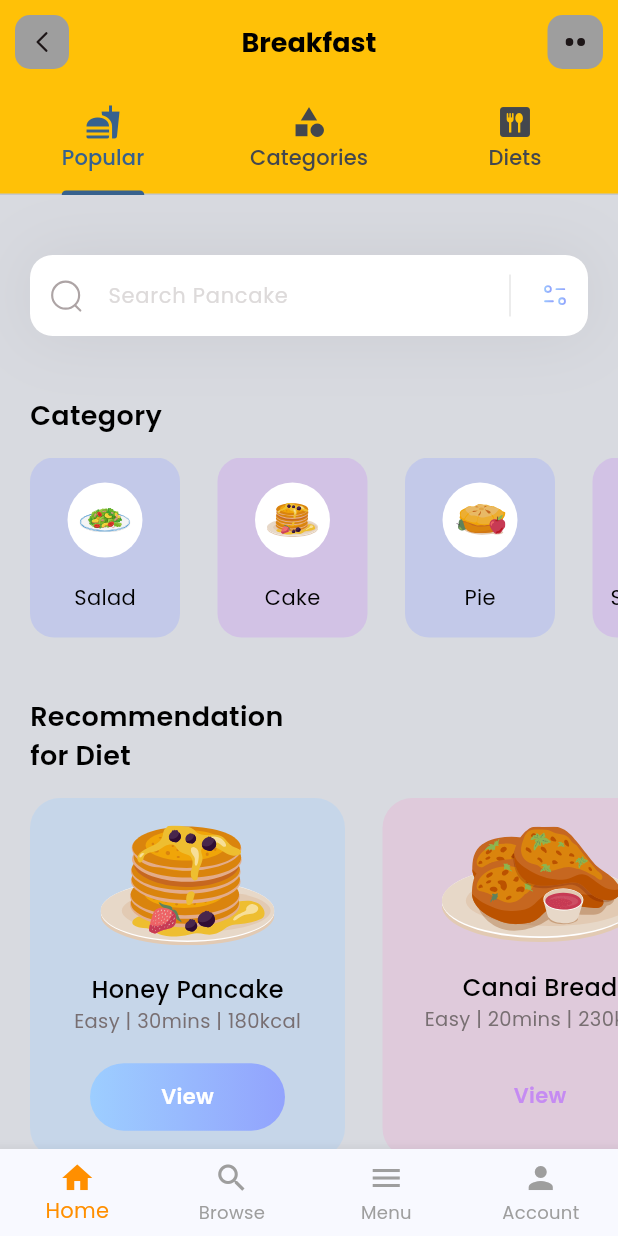
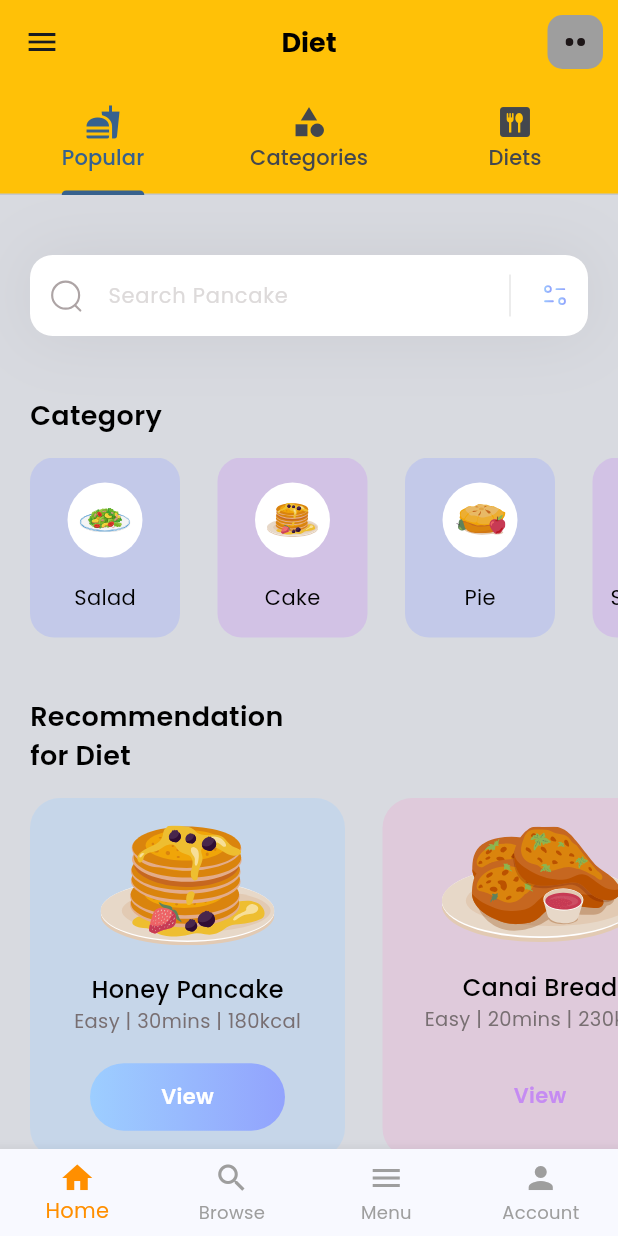
Before and after one commit to angelanyabuti/food-delivery-app, a Flutter app: the screen it shows after launch, on a phone screen of 412 x 824 dp. Run offline on Flutter 3.47's test engine with Material 3 defaults, Android fonts, the phone set to English and light mode, and no system bars; our stand-ins replace flutter_svg.

Commit message:
Code update

```diff
--- a/food_app/lib/pages/home.dart
+++ b/food_app/lib/pages/home.dart
@@ -421,7 +421,7 @@ class _HomePageState extends State<HomePage> {
   AppBar appBar() {
     return AppBar(
       title: const Text(
-        'Breakfast',
+        'Diet',
         style: TextStyle(
           color: Colors.black,
           fontSize: 18,
@@ -437,15 +437,8 @@ class _HomePageState extends State<HomePage> {
         child: Container(
           margin: const EdgeInsets.all(10),
           alignment: Alignment.center,
-          child: SvgPicture.asset(
-            'assets/icons/Arrow - Left 2.svg',
-            height: 20,
-            width: 20,
-          ),
-          decoration: BoxDecoration(
-            color: Colors.grey,
-            borderRadius: BorderRadius.circular(10),
-          ),
+          child: Icon(Icons.menu),
+
         ),
       ),
       actions: [
--- a/food_app/lib/pages/profile.dart
+++ b/food_app/lib/pages/profile.dart
@@ -16,6 +16,12 @@ class _ProfilePageState extends State<ProfilePage> {
       appBar: AppBar(
         title: Center(child: Text('Account')),
         backgroundColor: Colors.amber,
+        leading: IconButton(
+            icon: Icon(Icons.arrow_back),
+            onPressed: () {
+              Navigator.pop(context);
+            },
+          ),
 
       ),
       body: Center(
```
